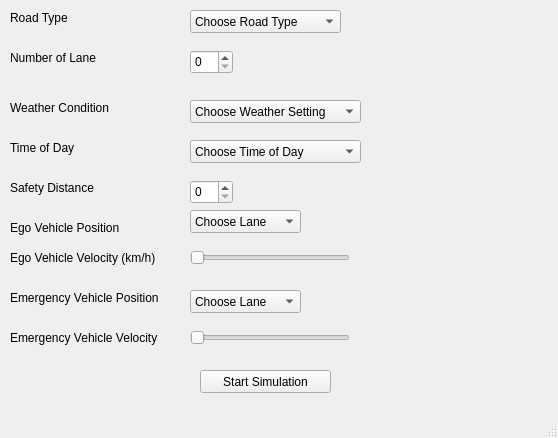
First picture: the form in GUI/scenario_info_manager.ui, repository ssinthy/Carla_project_v2, before the edit.
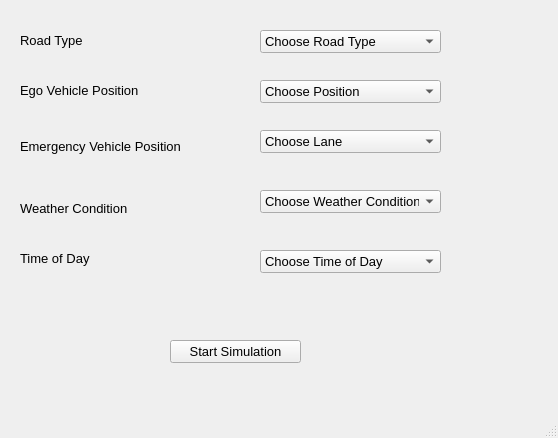
Second picture: the form after the edit.

Commit message: Run main.py using the GUI

What changed in the file:
```diff
--- a/GUI/scenario_info_manager.ui
+++ b/GUI/scenario_info_manager.ui
@@ -14,28 +14,20 @@
    <string>ScenarioInfoManager</string>
   </property>
   <widget class="QWidget" name="centralwidget">
-   <widget class="QSlider" name="horizontalSlider">
-    <property name="geometry">
-     <rect>
-      <x>190</x>
-      <y>250</y>
-      <width>160</width>
-      <height>16</height>
-     </rect>
-    </property>
-    <property name="orientation">
-     <enum>Qt::Horizontal</enum>
-    </property>
-   </widget>
    <widget class="QLabel" name="label">
     <property name="geometry">
      <rect>
-      <x>10</x>
-      <y>220</y>
-      <width>121</width>
-      <height>16</height>
+      <x>20</x>
+      <y>80</y>
+      <width>171</width>
+      <height>21</height>
      </rect>
     </property>
+    <property name="font">
+     <font>
+      <pointsize>10</pointsize>
+     </font>
+    </property>
     <property name="text">
      <string>Ego Vehicle Position</string>
     </property>
@@ -43,15 +35,25 @@
    <widget class="QComboBox" name="comboBox">
     <property name="geometry">
      <rect>
-      <x>190</x>
-      <y>210</y>
-      <width>111</width>
+      <x>260</x>
+      <y>80</y>
+      <width>181</width>
       <height>23</height>
      </rect>
     </property>
+    <property name="font">
+     <font>
+      <pointsize>10</pointsize>
+     </font>
+    </property>
     <item>
      <property name="text">
-      <string>Choose Lane</string>
+      <string>Choose Position</string>
+     </property>
+    </item>
+    <item>
+     <property name="text">
+      <string>Intersection</string>
      </property>
     </item>
     <item>
@@ -78,12 +80,17 @@
    <widget class="QLabel" name="label_2">
     <property name="geometry">
      <rect>
-      <x>10</x>
-      <y>10</y>
+      <x>20</x>
+      <y>30</y>
       <width>71</width>
-      <height>16</height>
+      <height>21</height>
      </rect>
     </property>
+    <property name="font">
+     <font>
+      <pointsize>10</pointsize>
+     </font>
+    </property>
     <property name="text">
      <string>Road Type</string>
     </property>
@@ -91,12 +98,17 @@
    <widget class="QComboBox" name="comboBox_2">
     <property name="geometry">
      <rect>
-      <x>190</x>
-      <y>10</y>
-      <width>151</width>
+      <x>260</x>
+      <y>30</y>
+      <width>181</width>
       <height>23</height>
      </rect>
     </property>
+    <property name="font">
+     <font>
+      <pointsize>10</pointsize>
+     </font>
+    </property>
     <item>
      <property name="text">
       <string>Choose Road Type</string>
@@ -121,12 +133,17 @@
    <widget class="QLabel" name="label_3">
     <property name="geometry">
      <rect>
-      <x>10</x>
-      <y>100</y>
-      <width>111</width>
+      <x>20</x>
+      <y>200</y>
+      <width>151</width>
       <height>16</height>
      </rect>
     </property>
+    <property name="font">
+     <font>
+      <pointsize>10</pointsize>
+     </font>
+    </property>
     <property name="text">
      <string>Weather Condition</string>
     </property>
@@ -134,15 +151,20 @@
    <widget class="QComboBox" name="comboBox_3">
     <property name="geometry">
      <rect>
-      <x>190</x>
-      <y>100</y>
-      <width>171</width>
+      <x>260</x>
+      <y>190</y>
+      <width>181</width>
       <height>23</height>
      </rect>
     </property>
+    <property name="font">
+     <font>
+      <pointsize>10</pointsize>
+     </font>
+    </property>
     <item>
      <property name="text">
-      <string>Choose Weather Setting</string>
+      <string>Choose Weather Condition</string>
      </property>
     </item>
     <item>
@@ -171,38 +193,20 @@
      </property>
     </item>
    </widget>
-   <widget class="QLabel" name="label_4">
-    <property name="geometry">
-     <rect>
-      <x>10</x>
-      <y>50</y>
-      <width>111</width>
-      <height>16</height>
-     </rect>
-    </property>
-    <property name="text">
-     <string>Number of Lane</string>
-    </property>
-   </widget>
-   <widget class="QSpinBox" name="spinBox">
-    <property name="geometry">
-     <rect>
-      <x>190</x>
-      <y>50</y>
-      <width>43</width>
-      <height>24</height>
-     </rect>
-    </property>
-   </widget>
    <widget class="QLabel" name="label_5">
     <property name="geometry">
      <rect>
-      <x>10</x>
-      <y>140</y>
+      <x>20</x>
+      <y>250</y>
       <width>121</width>
       <height>16</height>
      </rect>
     </property>
+    <property name="font">
+     <font>
+      <pointsize>10</pointsize>
+     </font>
+    </property>
     <property name="text">
      <string>Time of Day</string>
     </property>
@@ -210,12 +214,17 @@
    <widget class="QComboBox" name="comboBox_4">
     <property name="geometry">
      <rect>
-      <x>190</x>
-      <y>140</y>
-      <width>171</width>
+      <x>260</x>
+      <y>250</y>
+      <width>181</width>
       <height>23</height>
      </rect>
     </property>
+    <property name="font">
+     <font>
+      <pointsize>10</pointsize>
+     </font>
+    </property>
     <item>
      <property name="text">
       <string>Choose Time of Day</string>
@@ -237,28 +246,20 @@
      </property>
     </item>
    </widget>
-   <widget class="QLabel" name="label_6">
-    <property name="geometry">
-     <rect>
-      <x>10</x>
-      <y>250</y>
-      <width>171</width>
-      <height>16</height>
-     </rect>
-    </property>
-    <property name="text">
-     <string>Ego Vehicle Velocity (km/h)</string>
-    </property>
-   </widget>
    <widget class="QLabel" name="label_7">
     <property name="geometry">
      <rect>
-      <x>10</x>
-      <y>290</y>
-      <width>171</width>
-      <height>16</height>
+      <x>20</x>
+      <y>136</y>
+      <width>211</width>
+      <height>20</height>
      </rect>
     </property>
+    <property name="font">
+     <font>
+      <pointsize>10</pointsize>
+     </font>
+    </property>
     <property name="text">
      <string>Emergency Vehicle Position</string>
     </property>
@@ -266,12 +267,17 @@
    <widget class="QComboBox" name="comboBox_5">
     <property name="geometry">
      <rect>
-      <x>190</x>
-      <y>290</y>
-      <width>111</width>
+      <x>260</x>
+      <y>130</y>
+      <width>181</width>
       <height>23</height>
      </rect>
     </property>
+    <property name="font">
+     <font>
+      <pointsize>10</pointsize>
+     </font>
+    </property>
     <item>
      <property name="text">
       <string>Choose Lane</string>
@@ -298,64 +304,20 @@
      </property>
     </item>
    </widget>
-   <widget class="QLabel" name="label_8">
-    <property name="geometry">
-     <rect>
-      <x>10</x>
-      <y>330</y>
-      <width>171</width>
-      <height>16</height>
-     </rect>
-    </property>
-    <property name="text">
-     <string>Emergency Vehicle Velocity</string>
-    </property>
-   </widget>
-   <widget class="QSlider" name="horizontalSlider_2">
-    <property name="geometry">
-     <rect>
-      <x>190</x>
-      <y>330</y>
-      <width>160</width>
-      <height>16</height>
-     </rect>
-    </property>
-    <property name="orientation">
-     <enum>Qt::Horizontal</enum>
-    </property>
-   </widget>
-   <widget class="QLabel" name="label_9">
-    <property name="geometry">
-     <rect>
-      <x>10</x>
-      <y>180</y>
-      <width>121</width>
-      <height>16</height>
-     </rect>
-    </property>
-    <property name="text">
-     <string>Safety Distance</string>
-    </property>
-   </widget>
-   <widget class="QSpinBox" name="spinBox_2">
-    <property name="geometry">
-     <rect>
-      <x>190</x>
-      <y>180</y>
-      <width>43</width>
-      <height>24</height>
-     </rect>
-    </property>
-   </widget>
    <widget class="QPushButton" name="pushButton">
     <property name="geometry">
      <rect>
-      <x>200</x>
-      <y>370</y>
+      <x>170</x>
+      <y>340</y>
       <width>131</width>
       <height>23</height>
      </rect>
     </property>
+    <property name="font">
+     <font>
+      <pointsize>10</pointsize>
+     </font>
+    </property>
     <property name="text">
      <string>Start Simulation</string>
     </property>
```
Left out of the diff: 11 changed lines with no effect on the pictures. The commit also changes 2 other files.
